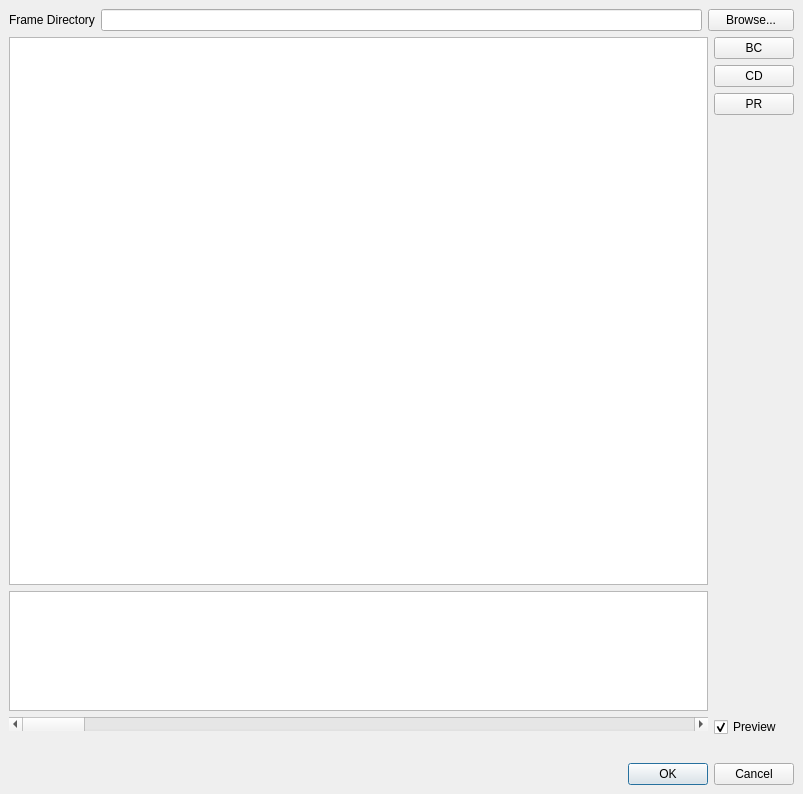
First picture: the form in Nuclex.FrameFixer.Native/UserInterface/MainWindow.ui, repository nuclex-video-tools/Nuclex.FrameFixer.Native, before the edit.
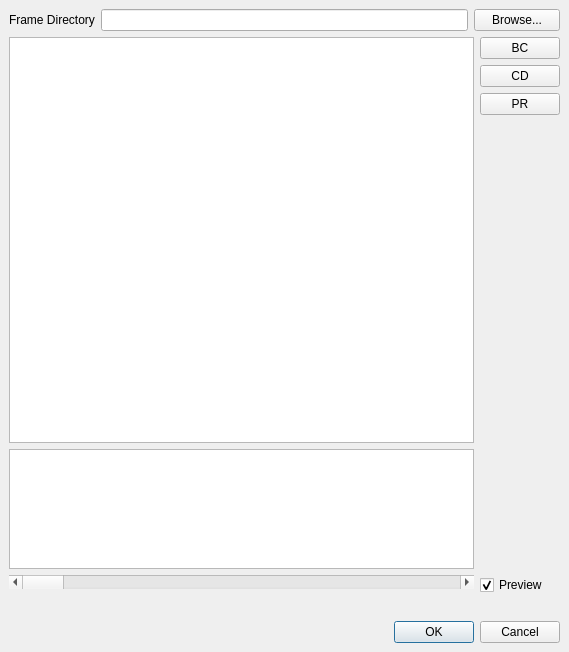
Second picture: the form after the edit.

Commit message: The Telecide application is now able to load a folder with ~220'000 frames and display the thumbnail view in less than a second via lazy loading

```diff
--- a/Nuclex.FrameFixer.Native/UserInterface/MainWindow.ui
+++ b/Nuclex.FrameFixer.Native/UserInterface/MainWindow.ui
@@ -6,8 +6,8 @@
    <rect>
     <x>0</x>
     <y>0</y>
-    <width>803</width>
-    <height>794</height>
+    <width>569</width>
+    <height>652</height>
    </rect>
   </property>
   <property name="windowTitle">
@@ -36,7 +36,7 @@
      <widget class="QGraphicsView" name="currentFrameImage"/>
     </item>
     <item row="3" column="0" colspan="3">
-     <widget class="QGraphicsView" name="thumbnailsImage">
+     <widget class="QListView" name="thumbnailsImage">
       <property name="sizePolicy">
        <sizepolicy hsizetype="Expanding" vsizetype="Fixed">
         <horstretch>0</horstretch>
```
The commit also changes 5 other files.
